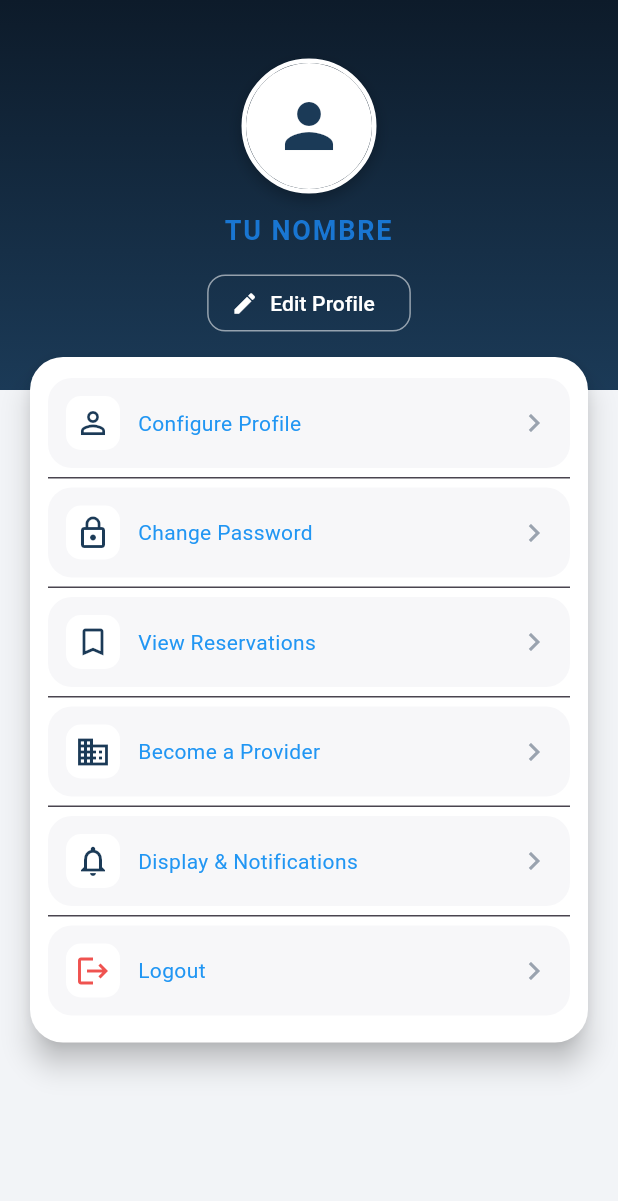
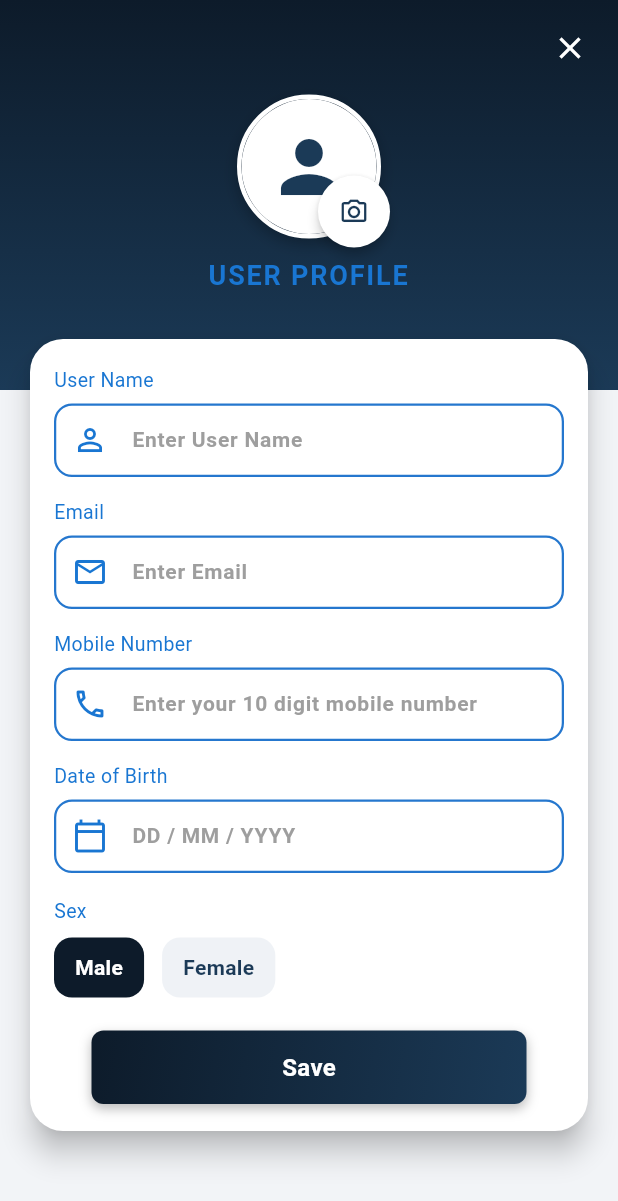
Before and after one commit to Valexito/mapBoxAPI, a Flutter app: the ProfilePage screen opened directly, after a tap on "Edit Profile", on a phone screen of 412 x 824 dp. Shown: the top 1201 px of the screen. Run offline on Flutter 3.47's test engine with Material 3 defaults, Android fonts, the phone set to English and light mode, and no system bars; our stand-ins replace cloud_firestore, firebase_auth, firebase_core, flutter_map, geolocator, google_sign_in and 1 more; accounts and stored records are empty.

Commit message:
Working until change pwd UI profile edit

```diff
--- /dev/null
+++ b/lib/modules/core/pages/configure_profile_page.dart
@@ -0,0 +1,400 @@
+import 'package:firebase_auth/firebase_auth.dart';
+import 'package:flutter/material.dart';
+import 'package:mapbox_api/components/ui/my_button.dart';
+import 'package:mapbox_api/components/ui/my_text.dart';
+import 'package:mapbox_api/components/ui/my_textfield.dart';
+
+class ConfigureProfilePage extends StatefulWidget {
+  const ConfigureProfilePage({super.key});
+
+  @override
+  State<ConfigureProfilePage> createState() => _ConfigureProfilePageState();
+}
+
+class _ConfigureProfilePageState extends State<ConfigureProfilePage> {
+  static const navyTop = Color(0xFF0D1B2A);
+  static const navyBottom = Color(0xFF1B3A57);
+
+  final _auth = FirebaseAuth.instance;
+
+  final _nameCtrl = TextEditingController();
+  final _emailCtrl = TextEditingController();
+  final _mobileCtrl = TextEditingController();
+  final _dobCtrl = TextEditingController(); // readOnly + date picker
+
+  final _formKey = GlobalKey<FormState>();
+
+  String _gender = 'male';
+  bool _saving = false;
+
+  @override
+  void initState() {
+    super.initState();
+    final u = _auth.currentUser;
+    _nameCtrl.text = u?.displayName ?? '';
+    _emailCtrl.text = u?.email ?? '';
+    // _mobileCtrl, _dobCtrl, _gender: si los guardas en Firestore, precárgalos aquí
+  }
+
+  @override
+  void dispose() {
+    _nameCtrl.dispose();
+    _emailCtrl.dispose();
+    _mobileCtrl.dispose();
+    _dobCtrl.dispose();
+    super.dispose();
+  }
+
+  Future<void> _pickDob() async {
+    final now = DateTime.now();
+    final first = DateTime(now.year - 100, 1, 1);
+    final last = DateTime(now.year, now.month, now.day);
+
+    final selected = await showDatePicker(
+      context: context,
+      initialDate: DateTime(now.year - 18, now.month, now.day),
+      firstDate: first,
+      lastDate: last,
+      helpText: 'Selecciona tu fecha de nacimiento',
+      builder: (context, child) {
+        // keep consistent with light theme
+        return Theme(
+          data: Theme.of(context).copyWith(
+            colorScheme: Theme.of(
+              context,
+            ).colorScheme.copyWith(primary: navyBottom, secondary: navyBottom),
+          ),
+          child: child!,
+        );
+      },
+    );
+    if (selected != null) {
+      _dobCtrl.text =
+          '${selected.day.toString().padLeft(2, '0')}/'
+          '${selected.month.toString().padLeft(2, '0')}/'
+          '${selected.year}';
+      setState(() {});
+    }
+  }
+
+  Future<void> _save() async {
+    final ok = _formKey.currentState?.validate() ?? false;
+    if (!ok) return;
+
+    setState(() => _saving = true);
+    try {
+      final user = _auth.currentUser;
+      if (user != null) {
+        // Actualiza nombre y email en FirebaseAuth
+        if (_nameCtrl.text.trim().isNotEmpty) {
+          await user.updateDisplayName(_nameCtrl.text.trim());
+        }
+        if (_emailCtrl.text.trim().isNotEmpty &&
+            _emailCtrl.text.trim() != user.email) {
+          await user.verifyBeforeUpdateEmail(_emailCtrl.text.trim());
+          // Nota: verifyBeforeUpdateEmail envía un correo para confirmar el cambio
+        }
+      }
+
+      // TODO: si usas Firestore, guarda aquí mobile, dob y gender
+      // await FirebaseFirestore.instance.collection('users').doc(user!.uid).set({...}, SetOptions(merge: true));
+
+      if (mounted) {
+        ScaffoldMessenger.of(
+          context,
+        ).showSnackBar(const SnackBar(content: Text('Perfil guardado')));
+        Navigator.pop(context);
+      }
+    } catch (e) {
+      if (mounted) {
+        ScaffoldMessenger.of(
+          context,
+        ).showSnackBar(SnackBar(content: Text('No se pudo guardar: $e')));
+      }
+    } finally {
+      if (mounted) setState(() => _saving = false);
+    }
+  }
+
+  @override
+  Widget build(BuildContext context) {
+    const headerHeight = 260.0;
+    final user = _auth.currentUser;
+    final photoUrl = user?.photoURL;
+
+    return Scaffold(
+      backgroundColor: const Color(0xFFF2F4F7),
+      body: SafeArea(
+        child: SingleChildScrollView(
+          padding: EdgeInsets.zero,
+          child: Column(
+            children: [
+              // ===== HEADER (gradient + avatar + close) =====
+              Stack(
+                children: [
+                  Container(
+                    height: headerHeight,
+                    width: double.infinity,
+                    decoration: const BoxDecoration(
+                      gradient: LinearGradient(
+                        begin: Alignment.topCenter,
+                        end: Alignment.bottomCenter,
+                        colors: [navyTop, navyBottom],
+                      ),
+                    ),
+                    child: Column(
+                      mainAxisAlignment: MainAxisAlignment.center,
+                      children: [
+                        // Avatar
+                        Stack(
+                          clipBehavior: Clip.none,
+                          children: [
+                            Container(
+                              width: 96,
+                              height: 96,
+                              decoration: BoxDecoration(
+                                shape: BoxShape.circle,
+                                border: Border.all(
+                                  color: Colors.white,
+                                  width: 3,
+                                ),
+                                boxShadow: const [
+                                  BoxShadow(
+                                    color: Colors.black26,
+                                    blurRadius: 8,
+                                    offset: Offset(0, 4),
+                                  ),
+                                ],
+                              ),
+                              child: ClipOval(
+                                child:
+                                    photoUrl != null
+                                        ? Image.network(
+                                          photoUrl,
+                                          fit: BoxFit.cover,
+                                        )
+                                        : Container(
+                                          color: Colors.white,
+                                          child: const Icon(
+                                            Icons.person,
+                                            size: 56,
+                                            color: navyBottom,
+                                          ),
+                                        ),
+                              ),
+                            ),
+                            Positioned(
+                              bottom: -6,
+                              right: -6,
+                              child: Material(
+                                color: Colors.white,
+                                shape: const CircleBorder(),
+                                elevation: 3,
+                                child: IconButton(
+                                  icon: const Icon(
+                                    Icons.camera_alt_outlined,
+                                    color: navyBottom,
+                                    size: 20,
+                                  ),
+                                  onPressed: () {
+                                    // TODO: abrir picker de imagen y subirla, luego user.updatePhotoURL(...)
+                                  },
+                                ),
+                              ),
+                            ),
+                          ],
+                        ),
+                        const SizedBox(height: 12),
+                        const MyText(
+                          text: 'USER PROFILE',
+                          variant: MyTextVariant.title,
+                          textAlign: TextAlign.center,
+                        ),
+                      ],
+                    ),
+                  ),
+                  // Close (top-right)
+                  Positioned(
+                    top: 8,
+                    right: 8,
+                    child: IconButton(
+                      icon: const Icon(Icons.close, color: Colors.white),
+                      onPressed: () => Navigator.pop(context),
+                    ),
+                  ),
+                ],
+              ),
+
+              // ===== CARD (fields like the mock) =====
+              Transform.translate(
+                offset: const Offset(0, -34),
+                child: Padding(
+                  padding: const EdgeInsets.symmetric(horizontal: 20),
+                  child: Material(
+                    elevation: 8,
+                    borderRadius: BorderRadius.circular(22),
+                    color: Colors.white,
+                    child: Padding(
+                      padding: const EdgeInsets.fromLTRB(16, 18, 16, 18),
+                      child: Form(
+                        key: _formKey,
+                        child: Column(
+                          crossAxisAlignment: CrossAxisAlignment.stretch,
+                          children: [
+                            // User Name
+                            const MyText(
+                              text: 'User Name',
+                              variant: MyTextVariant.normal,
+                              fontSize: 13,
+                            ),
+                            const SizedBox(height: 6),
+                            MyTextField(
+                              controller: _nameCtrl,
+                              hintText: 'Enter User Name',
+                              prefixIcon: Icons.person_outline,
+                              margin: EdgeInsets.zero,
+                              validator:
+                                  (v) =>
+                                      (v == null || v.trim().isEmpty)
+                                          ? 'Escribe tu nombre'
+                                          : null,
+                            ),
+                            const SizedBox(height: 14),
+
+                            // Email
+                            const MyText(
+                              text: 'Email',
+                              variant: MyTextVariant.normal,
+                              fontSize: 13,
+                            ),
+                            const SizedBox(height: 6),
+                            MyTextField(
+                              controller: _emailCtrl,
+                              hintText: 'Enter Email',
+                              keyboardType: TextInputType.emailAddress,
+                              prefixIcon: Icons.mail_outline,
+                              margin: EdgeInsets.zero,
+                              validator: (v) {
+                                final s = v?.trim() ?? '';
+                                final ok = RegExp(
+                                  r'^[\w\.\-]+@([\w\-]+\.)+[a-zA-Z]{2,}$',
+                                ).hasMatch(s);
+                                return ok ? null : 'Correo inválido';
+                              },
+                            ),
+                            const SizedBox(height: 14),
+
+                            // Mobile
+                            const MyText(
+                              text: 'Mobile Number',
+                              variant: MyTextVariant.normal,
+                              fontSize: 13,
+                            ),
+                            const SizedBox(height: 6),
+                            MyTextField(
+                              controller: _mobileCtrl,
+                              hintText: 'Enter your 10 digit mobile number',
+                              keyboardType: TextInputType.phone,
+                              prefixIcon: Icons.phone_outlined,
+                              margin: EdgeInsets.zero,
+                            ),
+                            const SizedBox(height: 14),
+
+                            // DOB
+                            const MyText(
+                              text: 'Date of Birth',
+                              variant: MyTextVariant.normal,
+                              fontSize: 13,
+                            ),
+                            const SizedBox(height: 6),
+                            MyTextField(
+                              controller: _dobCtrl,
+                              hintText: 'DD / MM / YYYY',
+                              readOnly: true,
+                              onTap: _pickDob,
+                              prefixIcon: Icons.calendar_today_outlined,
+                              margin: EdgeInsets.zero,
+                            ),
+                            const SizedBox(height: 16),
+
+                            // Gender
+                            const MyText(
+                              text: 'Sex',
+                              variant: MyTextVariant.normal,
+                              fontSize: 13,
+                            ),
+                            const SizedBox(height: 8),
+                            Row(
+                              children: [
+                                _GenderChip(
+                                  label: 'Male',
+                                  selected: _gender == 'male',
+                                  onTap: () => setState(() => _gender = 'male'),
+                                ),
+                                const SizedBox(width: 12),
+                                _GenderChip(
+                                  label: 'Female',
+                                  selected: _gender == 'female',
+                                  onTap:
+                                      () => setState(() => _gender = 'female'),
+                                ),
+                              ],
+                            ),
+
+                            const SizedBox(height: 22),
+                            MyButton(
+                              onTap: _saving ? null : _save,
+                              text: _saving ? 'Saving...' : 'Save',
+                              // usa tu estilo de degradado por defecto
+                            ),
+                          ],
+                        ),
+                      ),
+                    ),
+                  ),
+                ),
+              ),
+
+              const SizedBox(height: 24),
+            ],
+          ),
+        ),
+      ),
+    );
+  }
+}
+
+class _GenderChip extends StatelessWidget {
+  final String label;
+  final bool selected;
+  final VoidCallback onTap;
+
+  const _GenderChip({
+    required this.label,
+    required this.selected,
+    required this.onTap,
+  });
+
+  @override
+  Widget build(BuildContext context) {
+    const navy = Color(0xFF0D1B2A);
+    final bg = selected ? navy : const Color(0xFFEFF2F6);
+    final fg = selected ? Colors.white : const Color(0xFF1B3A57);
+
+    return InkWell(
+      onTap: onTap,
+      borderRadius: BorderRadius.circular(12),
+      child: Container(
+        padding: const EdgeInsets.symmetric(horizontal: 14, vertical: 10),
+        decoration: BoxDecoration(
+          color: bg,
+          borderRadius: BorderRadius.circular(12),
+        ),
+        child: Text(
+          label,
+          style: TextStyle(color: fg, fontWeight: FontWeight.w600),
+        ),
+      ),
+    );
+  }
+}
--- a/lib/modules/core/pages/profile_page.dart
+++ b/lib/modules/core/pages/profile_page.dart
@@ -1,6 +1,10 @@
 import 'package:firebase_auth/firebase_auth.dart';
 import 'package:flutter/material.dart';
 import 'package:mapbox_api/components/ui/my_text.dart';
+import 'package:mapbox_api/modules/core/pages/configure_profile_page.dart';
+// ⬇️ dialog we define below
+import 'package:mapbox_api/modules/auth/components/change_password_dialog.dart';
+import 'package:mapbox_api/modules/auth/components/change_password_dialog.dart';
 
 class ProfilePage extends StatefulWidget {
   const ProfilePage({super.key});
@@ -21,7 +25,6 @@
     final user = _auth.currentUser;
     final photoUrl = user?.photoURL;
     final name = user?.displayName?.trim();
-    final email = user?.email ?? '';
 
     return Scaffold(
       backgroundColor: const Color(0xFFF2F4F7),
@@ -30,7 +33,7 @@
           padding: EdgeInsets.zero,
           child: Column(
             children: [
-              // ===== HEADER (igual que LoginPage) =====
+              // ===== HEADER (gradiente como login) =====
               Container(
                 height: headerHeight,
                 width: double.infinity,
@@ -79,8 +82,6 @@
                       variant: MyTextVariant.title,
                       textAlign: TextAlign.center,
                     ),
-                    const SizedBox(height: 4),
-
                     const SizedBox(height: 12),
 
                     // Botón pequeño "Editar perfil"
@@ -97,7 +98,12 @@
                             ),
                           ),
                           onPressed: () {
-                            // TODO: Navegar a edición de perfil
+                            Navigator.push(
+                              context,
+                              MaterialPageRoute(
+                                builder: (_) => const ConfigureProfilePage(),
+                              ),
+                            );
                           },
                           icon: const Icon(Icons.edit, size: 18),
                           label: const Text('Edit Profile'),
@@ -107,8 +113,8 @@
                   ],
                 ),
               ),
-              const SizedBox(height: 12),
-              // ===== CARD con opciones (igual lenguaje visual del LoginPage) =====
+
+              // ===== CARD con opciones =====
               Transform.translate(
                 offset: const Offset(0, -34),
                 child: Padding(
@@ -121,43 +127,59 @@
                       padding: const EdgeInsets.fromLTRB(12, 14, 12, 18),
                       child: Column(
                         children: [
-                          const _SettingsTile(
+                          _SettingsTile(
                             icon: Icons.person_outline,
                             label: 'Configure Profile',
+                            onTap: () {
+                              Navigator.push(
+                                context,
+                                MaterialPageRoute(
+                                  builder: (_) => const ConfigureProfilePage(),
+                                ),
+                              );
+                            },
                           ),
                           const _DividerInset(),
-                          const _SettingsTile(
+
+                          _SettingsTile(
                             icon: Icons.lock_outline,
                             label: 'Change Password',
+                            onTap: () {
+                              showDialog(
+                                context: context,
+                                builder: (_) => const ChangePasswordDialog(),
+                              );
+                            },
                           ),
                           const _DividerInset(),
+
                           const _SettingsTile(
                             icon: Icons.bookmark_outline,
                             label: 'View Reservations',
                           ),
                           const _DividerInset(),
+
                           const _SettingsTile(
                             icon: Icons.business_outlined,
                             label: 'Become a Provider',
                           ),
                           const _DividerInset(),
+
                           const _SettingsTile(
                             icon: Icons.notifications_none,
                             label: 'Display & Notifications',
                           ),
                           const _DividerInset(),
-                          // Logout destacado al final
+
                           _SettingsTile(
                             icon: Icons.logout,
                             label: 'Logout',
-                            iconColor: Colors.red.shade400,
-                            labelColor: Colors.red.shade400,
+                            iconColor: Colors.red,
+                            labelColor: Colors.red,
                             onTap: () async {
                               await _auth.signOut();
                               if (!mounted) return;
                               Navigator.of(context).popUntil((r) => r.isFirst);
-                              // O navega a tu AuthPage si la tienes:
-                              // Navigator.pushReplacement(context, MaterialPageRoute(builder: (_) => const AuthPage()));
                             },
                           ),
                         ],
@@ -195,6 +217,18 @@
   @override
   Widget build(BuildContext context) {
     const tileBg = Color(0xFFF7F7F9);
+    final labelWidget =
+        labelColor == null
+            ? MyText(text: label, variant: MyTextVariant.normal, fontSize: 14)
+            : Text(
+              label,
+              style: TextStyle(
+                color: labelColor,
+                fontSize: 14,
+                fontWeight: FontWeight.w600,
+              ),
+            );
+
     return InkWell(
       borderRadius: BorderRadius.circular(16),
       onTap: onTap ?? () {},
@@ -217,15 +251,7 @@
               child: Icon(icon, color: iconColor ?? const Color(0xFF1B3A57)),
             ),
             const SizedBox(width: 12),
-            Expanded(
-              child: MyText(
-                text: label,
-                variant: MyTextVariant.normal,
-                fontSize: 14,
-                // permite override de color cuando es "Logout"
-                customColor: Colors.blue,
-              ),
-            ),
+            Expanded(child: labelWidget),
             const Icon(Icons.chevron_right, color: Color(0xFF9AA3AF)),
           ],
         ),
```
Also changed, not shown: lib/modules/auth/components/change_password_dialog.dart (added, +197 -0 lines).
